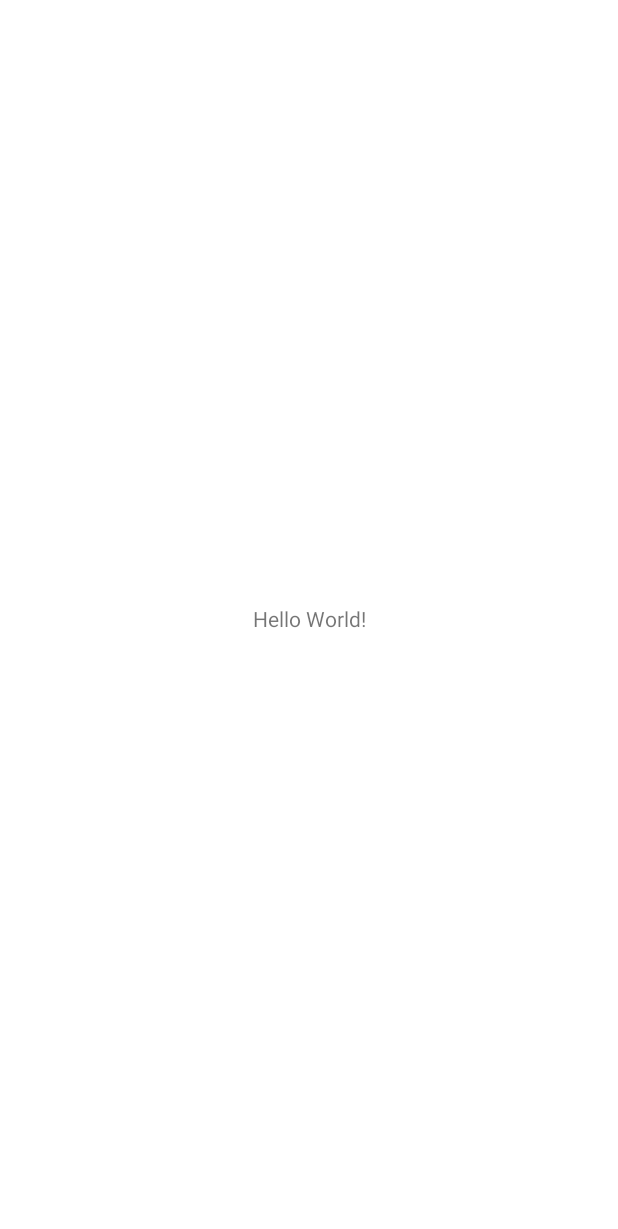
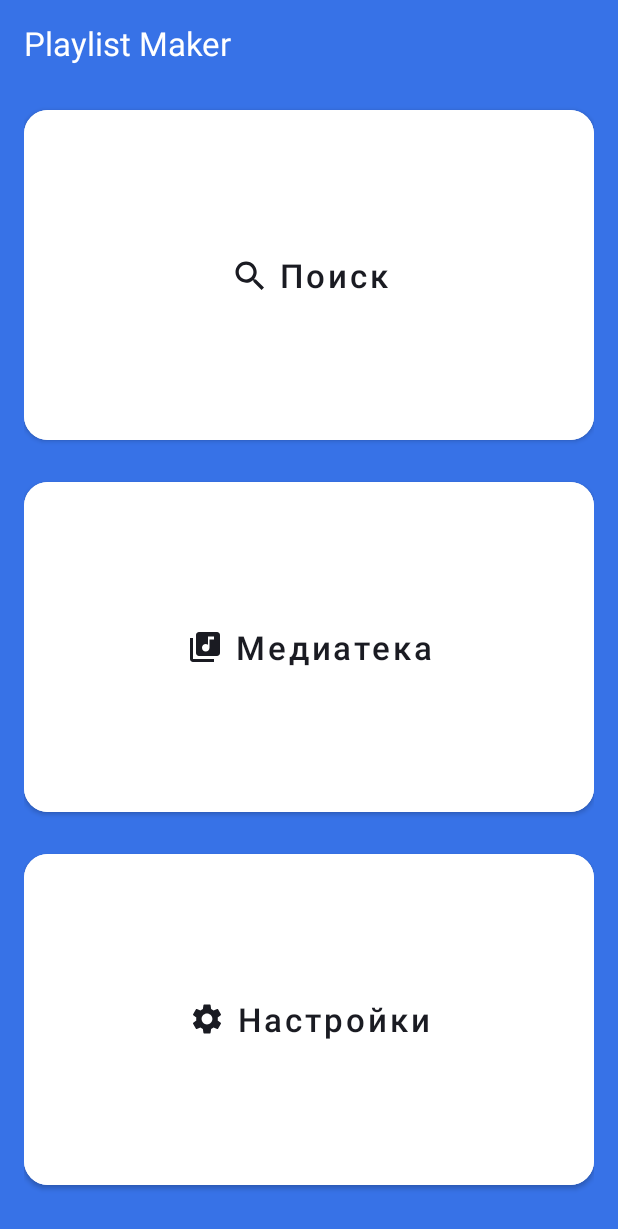
Before and after one commit to Muraakami/Playlist_Maker, an Android app: the screen it shows after launch (MainActivity), on a phone screen of 412 x 824 dp. Before the commit the part shown is almost empty. Shown: the top 1229 px of the screen. Run offline under Robolectric (Android 15) with nearby library versions, the phone set to English and light mode, and no system bars.

Commit message:
Сделанная верстка + взаимдействие с вью

```diff
--- a/app/src/main/AndroidManifest.xml
+++ b/app/src/main/AndroidManifest.xml
@@ -10,7 +10,7 @@
         android:label="@string/app_name"
         android:roundIcon="@mipmap/ic_launcher_round"
         android:supportsRtl="true"
-        android:theme="@style/Theme.PlaylistMaker">
+        android:theme="@style/Theme.MaterialComponents.DayNight.NoActionBar">
         <activity
             android:name=".MainActivity"
             android:exported="true"
--- a/app/src/main/java/com/example/playlistmaker/MainActivity.kt
+++ b/app/src/main/java/com/example/playlistmaker/MainActivity.kt
@@ -1,6 +1,9 @@
 package com.example.playlistmaker
 
 import android.os.Bundle
+import android.view.View
+import android.widget.Button
+import android.widget.Toast
 import androidx.appcompat.app.AppCompatActivity
 
 
@@ -8,5 +11,23 @@ class MainActivity : AppCompatActivity() {
     override fun onCreate(savedInstanceState: Bundle?) {
         super.onCreate(savedInstanceState)
         setContentView(R.layout.activity_main)
+
+        val buttonSearch = findViewById<Button>(R.id.main_search)
+
+        val buttonListener : View.OnClickListener = object : View.OnClickListener {
+            override fun onClick(p0: View?) {
+                Toast.makeText(this@MainActivity, "Привет ревьюер!", Toast.LENGTH_SHORT).show()
+            }
+        }
+        buttonSearch.setOnClickListener (buttonListener)
+
+        val buttonLibrary = findViewById<Button>(R.id.main_library)
+        buttonLibrary.setOnClickListener {
+            Toast.makeText(this@MainActivity, "Желаю вам хорошего дня!", Toast.LENGTH_SHORT).show()
+        }
+        val buttonSettings = findViewById<Button>(R.id.main_settings)
+        buttonSettings.setOnClickListener {
+            Toast.makeText(this@MainActivity, "До свидания!", Toast.LENGTH_SHORT).show()
+        }
     }
 }
--- /dev/null
+++ b/app/src/main/res/drawable/ic_library.xml
@@ -0,0 +1,9 @@
+<vector xmlns:android="http://schemas.android.com/apk/res/android"
+    android:width="24dp"
+    android:height="24dp"
+    android:viewportWidth="24"
+    android:viewportHeight="24">
+  <path
+      android:pathData="M20,2H8C6.9,2 6,2.9 6,4V16C6,17.1 6.9,18 8,18H20C21.1,18 22,17.1 22,16V4C22,2.9 21.1,2 20,2ZM18,7H15V12.5C15,13.88 13.88,15 12.5,15C11.12,15 10,13.88 10,12.5C10,11.12 11.12,10 12.5,10C13.07,10 13.58,10.19 14,10.51V5H18V7ZM4,6H2V20C2,21.1 2.9,22 4,22H18V20H4V6Z"
+      android:fillColor="#1A1B22"/>
+</vector>
--- /dev/null
+++ b/app/src/main/res/drawable/ic_search.xml
@@ -0,0 +1,9 @@
+<vector xmlns:android="http://schemas.android.com/apk/res/android"
+    android:width="24dp"
+    android:height="24dp"
+    android:viewportWidth="24"
+    android:viewportHeight="24">
+  <path
+      android:pathData="M16.579,14.95H15.721L15.417,14.656C16.481,13.418 17.122,11.81 17.122,10.061C17.122,6.161 13.961,3 10.061,3C6.161,3 3,6.161 3,10.061C3,13.961 6.161,17.122 10.061,17.122C11.81,17.122 13.418,16.481 14.656,15.417L14.95,15.721V16.579L20.381,22L22,20.381L16.579,14.95V14.95ZM10.061,14.95C7.356,14.95 5.173,12.766 5.173,10.061C5.173,7.356 7.356,5.173 10.061,5.173C12.766,5.173 14.95,7.356 14.95,10.061C14.95,12.766 12.766,14.95 10.061,14.95Z"
+      android:fillColor="#1A1B22"/>
+</vector>
--- /dev/null
+++ b/app/src/main/res/drawable/ic_settings.xml
@@ -0,0 +1,9 @@
+<vector xmlns:android="http://schemas.android.com/apk/res/android"
+    android:width="24dp"
+    android:height="24dp"
+    android:viewportWidth="24"
+    android:viewportHeight="24">
+  <path
+      android:pathData="M19.14,12.94C19.18,12.64 19.2,12.33 19.2,12C19.2,11.68 19.18,11.36 19.13,11.06L21.16,9.48C21.34,9.34 21.39,9.07 21.28,8.87L19.36,5.55C19.24,5.33 18.99,5.26 18.77,5.33L16.38,6.29C15.88,5.91 15.35,5.59 14.76,5.35L14.4,2.81C14.36,2.57 14.16,2.4 13.92,2.4H10.08C9.84,2.4 9.65,2.57 9.61,2.81L9.25,5.35C8.66,5.59 8.12,5.92 7.63,6.29L5.24,5.33C5.02,5.25 4.77,5.33 4.65,5.55L2.74,8.87C2.62,9.08 2.66,9.34 2.86,9.48L4.89,11.06C4.84,11.36 4.8,11.69 4.8,12C4.8,12.31 4.82,12.64 4.87,12.94L2.84,14.52C2.66,14.66 2.61,14.93 2.72,15.13L4.64,18.45C4.76,18.67 5.01,18.74 5.23,18.67L7.62,17.71C8.12,18.09 8.65,18.41 9.24,18.65L9.6,21.19C9.65,21.43 9.84,21.6 10.08,21.6H13.92C14.16,21.6 14.36,21.43 14.39,21.19L14.75,18.65C15.34,18.41 15.88,18.09 16.37,17.71L18.76,18.67C18.98,18.75 19.23,18.67 19.35,18.45L21.27,15.13C21.39,14.91 21.34,14.66 21.15,14.52L19.14,12.94ZM12,15.6C10.02,15.6 8.4,13.98 8.4,12C8.4,10.02 10.02,8.4 12,8.4C13.98,8.4 15.6,10.02 15.6,12C15.6,13.98 13.98,15.6 12,15.6Z"
+      android:fillColor="#1A1B22"/>
+</vector>
--- a/app/src/main/res/layout/activity_main.xml
+++ b/app/src/main/res/layout/activity_main.xml
@@ -1,19 +1,83 @@
 <?xml version="1.0" encoding="utf-8"?>
-<androidx.constraintlayout.widget.ConstraintLayout xmlns:android="http://schemas.android.com/apk/res/android"
+<LinearLayout xmlns:android="http://schemas.android.com/apk/res/android"
     xmlns:app="http://schemas.android.com/apk/res-auto"
-    xmlns:tools="http://schemas.android.com/tools"
-    android:id="@+id/main"
     android:layout_width="match_parent"
     android:layout_height="match_parent"
-    tools:context=".MainActivity">
+    android:orientation="vertical"
+    android:background="@color/blueYP"
+    android:paddingHorizontal="@dimen/padding_horizontal">
+    <FrameLayout
+        android:layout_width="match_parent"
+        android:layout_height="wrap_content">
+        <TextView
+            android:layout_width="wrap_content"
+            android:layout_height="wrap_content"
+            android:textSize="@dimen/text_size"
+            android:textColor="@color/whiteYP"
 
-    <TextView
-        android:layout_width="wrap_content"
-        android:layout_height="wrap_content"
-        android:text="Hello World!"
-        app:layout_constraintBottom_toBottomOf="parent"
-        app:layout_constraintEnd_toEndOf="parent"
-        app:layout_constraintStart_toStartOf="parent"
-        app:layout_constraintTop_toTopOf="parent" />
+            android:layout_marginTop="14dp"
+            android:text="@string/app_name"/>
+    </FrameLayout>
+    <LinearLayout
+        android:layout_width="match_parent"
+        android:layout_height="match_parent"
+        android:orientation="vertical"
+        android:layout_marginTop="24dp"
+        android:layout_marginBottom="28dp">
+        <Button
+            android:id="@+id/main_search"
+            android:layout_width="match_parent"
+            android:layout_height="@dimen/button_height"
+            android:layout_weight="1"
+            android:layout_marginBottom="@dimen/main_menu_button_margin_bottom"
+            android:backgroundTint="@color/whiteYP"
 
-</androidx.constraintlayout.widget.ConstraintLayout>
+            android:textColor="@color/blackYP"
+            android:textSize="@dimen/text_size"
+            android:text="@string/search"
+            android:textAllCaps="false"
+
+            app:cornerRadius="@dimen/main_menu_button_radius"
+            app:iconGravity="textStart"
+            app:iconTint="@color/blackYP"
+            app:iconPadding="@dimen/icon_and_text_padding"
+            app:icon="@drawable/ic_search"/>
+
+        <Button
+            android:id="@+id/main_library"
+            android:layout_width="match_parent"
+            android:layout_height="@dimen/button_height"
+            android:layout_weight="1"
+            android:layout_marginBottom="@dimen/main_menu_button_margin_bottom"
+            android:backgroundTint="@color/whiteYP"
+
+            android:textColor="@color/blackYP"
+            android:textSize="@dimen/text_size"
+            android:text="@string/library"
+            android:textAllCaps="false"
+
+            app:cornerRadius="@dimen/main_menu_button_radius"
+            app:iconGravity="textStart"
+            app:iconTint="@color/blackYP"
+            app:iconPadding="@dimen/icon_and_text_padding"
+            app:icon="@drawable/ic_library"/>
+        <Button
+            android:id="@+id/main_settings"
+            android:layout_width="match_parent"
+            android:layout_height="@dimen/button_height"
+            android:layout_weight="1"
+            android:backgroundTint="@color/whiteYP"
+
+            android:textColor="@color/blackYP"
+            android:textSize="@dimen/text_size"
+            android:text="@string/settings"
+            android:textAllCaps="false"
+
+            app:cornerRadius="@dimen/main_menu_button_radius"
+            app:iconGravity="textStart"
+            app:iconTint="@color/blackYP"
+            app:iconPadding="@dimen/icon_and_text_padding"
+            app:icon="@drawable/ic_settings"/>
+
+    </LinearLayout>
+</LinearLayout>
--- a/app/src/main/res/values/colors.xml
+++ b/app/src/main/res/values/colors.xml
@@ -1,5 +1,6 @@
 <?xml version="1.0" encoding="utf-8"?>
 <resources>
-    <color name="black">#FF000000</color>
-    <color name="white">#FFFFFFFF</color>
+    <color name="blackYP">#1A1B22</color>
+    <color name="whiteYP">#FFFFFF</color>
+    <color name="blueYP">#3772E7</color>
 </resources>
--- /dev/null
+++ b/app/src/main/res/values/dimens.xml
@@ -0,0 +1,16 @@
+<?xml version="1.0" encoding="utf-8"?>
+<resources>
+    <dimen name="main_menu_button_margin_bottom">16dp</dimen>
+    <dimen name="main_menu_button_radius">16dp</dimen>
+    <dimen name="icon_and_text_padding">8dp</dimen>
+    <dimen name="text_size">22sp</dimen>
+    <dimen name="text_size_small">16sp</dimen>
+    <dimen name="button_height">0dp</dimen>
+
+    <dimen name="padding_horizontal">16dp</dimen>
+    <dimen name="padding_left">16dp</dimen>
+
+    <dimen name="settings_button_back_size">48dp</dimen>
+    <dimen name="settings_menu_item_padding_horizontal">16dp</dimen>
+    <dimen name="settings_menu_item_padding_vertical">21dp</dimen>
+</resources>
--- a/app/src/main/res/values/strings.xml
+++ b/app/src/main/res/values/strings.xml
@@ -1,3 +1,10 @@
 <resources>
     <string name="app_name">Playlist Maker</string>
+    <string name="search">Поиск</string>
+    <string name="library">Медиатека</string>
+    <string name="settings">Настройки</string>
+    <string name="dark_theme">Темная тема</string>
+    <string name="share_app">Поделиться приложением</string>
+    <string name="send_support">Написать в поддержку</string>
+    <string name="user_agreements">Пользовательское соглашение</string>
 </resources>
```
Also changed, not shown: app/src/main/res/drawable/ic_arrow_back.xml (added, +13 -0 lines), app/src/main/res/drawable/ic_arrow_forward.xml (added, +9 -0 lines), app/src/main/res/drawable/ic_share.xml (added, +9 -0 lines), app/src/main/res/drawable/ic_support.xml (added, +18 -0 lines), app/src/main/res/layout/activity_settings.xml (added, +118 -0 lines), app/src/main/ic_arrow_forfard-playstore.png (added).
